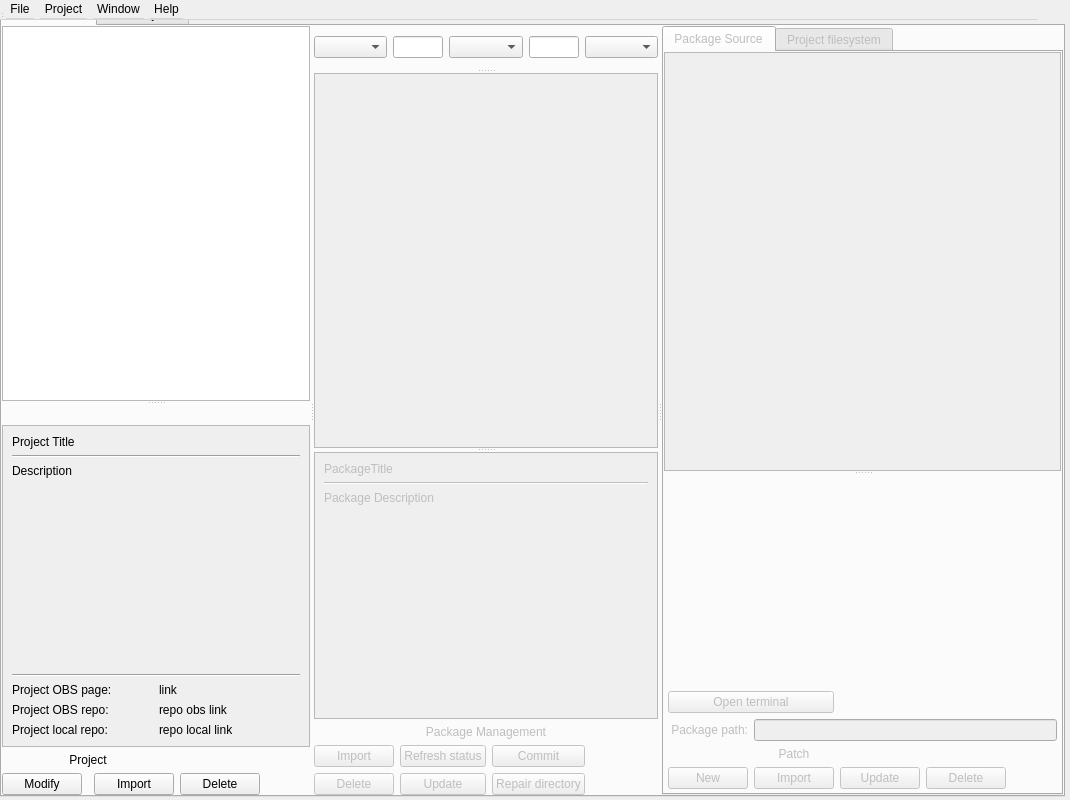
Above: obslight/ObsLightGui/ui/obsLightMain.ui from ronan22/obs-light before the change. Below: the same form after it.
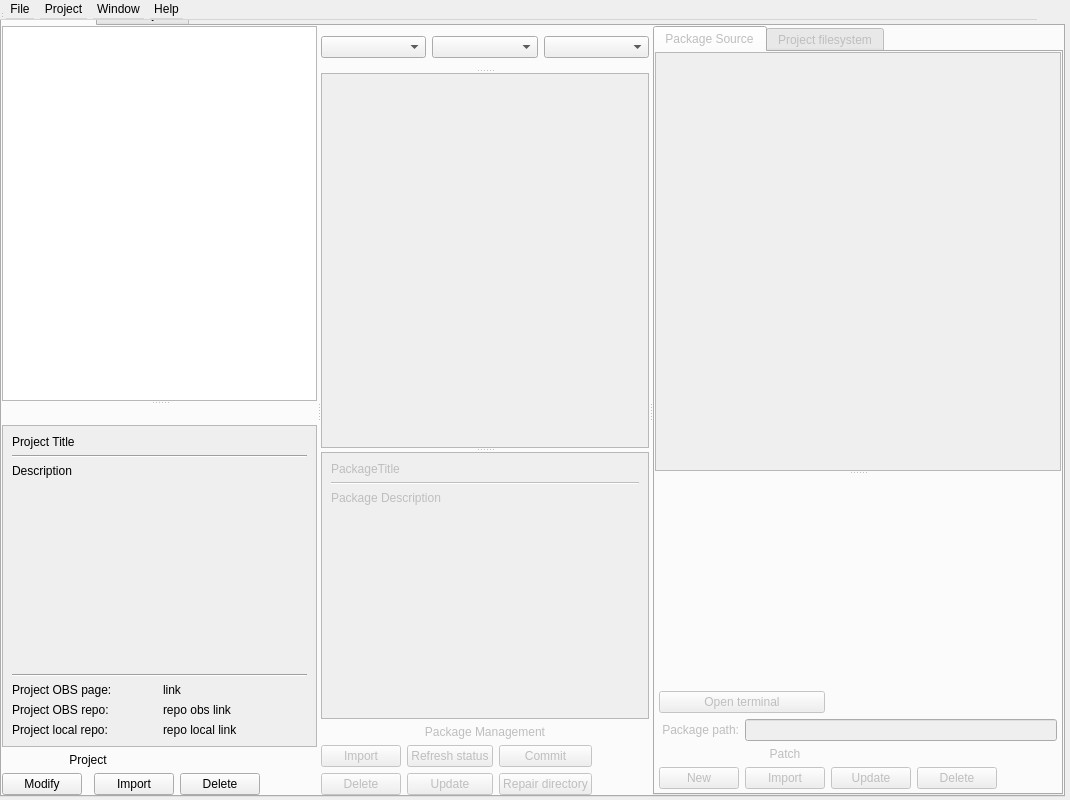
That is the form after the change. The open tabs and pages were chosen to show the change. Icons and pictures are not drawn. Custom widgets are drawn as their Qt base class.

Commit message: - Save splitter state.

Patch:
```diff
--- a/obslight/ObsLightGui/ui/obsLightMain.ui
+++ b/obslight/ObsLightGui/ui/obsLightMain.ui
@@ -139,7 +139,7 @@
                  <rect>
                   <x>0</x>
                   <y>0</y>
-                  <width>275</width>
+                  <width>276</width>
                   <height>301</height>
                  </rect>
                 </property>
@@ -316,6 +316,12 @@
             <property name="enabled">
              <bool>true</bool>
             </property>
+            <property name="sizePolicy">
+             <sizepolicy hsizetype="Preferred" vsizetype="Minimum">
+              <horstretch>0</horstretch>
+              <verstretch>0</verstretch>
+             </sizepolicy>
+            </property>
             <property name="baseSize">
              <size>
               <width>0</width>
@@ -336,69 +342,6 @@
                </property>
               </widget>
              </item>
-             <item>
-              <widget class="QLineEdit" name="obsRevFilterLineEdit">
-               <property name="minimumSize">
-                <size>
-                 <width>50</width>
-                 <height>0</height>
-                </size>
-               </property>
-               <property name="maximumSize">
-                <size>
-                 <width>50</width>
-                 <height>16777215</height>
-                </size>
-               </property>
-               <property name="toolTip">
-                <string>Select OBS rev filter (-1,1,2..)</string>
-               </property>
-               <property name="maxLength">
-                <number>100</number>
-               </property>
-              </widget>
-             </item>
-             <item>
-              <widget class="QComboBox" name="oscStatusFilterComboBox">
-               <property name="sizePolicy">
-                <sizepolicy hsizetype="Expanding" vsizetype="Fixed">
-                 <horstretch>0</horstretch>
-                 <verstretch>0</verstretch>
-                </sizepolicy>
-               </property>
-               <property name="maximumSize">
-                <size>
-                 <width>16777215</width>
-                 <height>16777215</height>
-                </size>
-               </property>
-               <property name="toolTip">
-                <string>Select OSC status filter</string>
-               </property>
-              </widget>
-             </item>
-             <item>
-              <widget class="QLineEdit" name="oscRevFilterLineEdit">
-               <property name="minimumSize">
-                <size>
-                 <width>50</width>
-                 <height>0</height>
-                </size>
-               </property>
-               <property name="maximumSize">
-                <size>
-                 <width>50</width>
-                 <height>16777215</height>
-                </size>
-               </property>
-               <property name="toolTip">
-                <string>Select OSC rev filter (-1,1,2..)</string>
-               </property>
-               <property name="maxLength">
-                <number>100</number>
-               </property>
-              </widget>
-             </item>
              <item>
               <widget class="QComboBox" name="chrootStatusComboBox">
                <property name="sizePolicy">
@@ -412,6 +355,16 @@
                </property>
               </widget>
              </item>
+             <item>
+              <widget class="QComboBox" name="SyncStatus">
+               <property name="sizePolicy">
+                <sizepolicy hsizetype="Expanding" vsizetype="Fixed">
+                 <horstretch>0</horstretch>
+                 <verstretch>0</verstretch>
+                </sizepolicy>
+               </property>
+              </widget>
+             </item>
             </layout>
            </widget>
            <widget class="QTableView" name="packageTableView">
@@ -464,7 +417,7 @@
                  <rect>
                   <x>0</x>
                   <y>0</y>
-                  <width>375</width>
+                  <width>372</width>
                   <height>253</height>
                  </rect>
                 </property>
@@ -515,6 +468,12 @@
              </item>
              <item row="7" column="1">
               <widget class="QPushButton" name="updateFilesButton">
+               <property name="sizePolicy">
+                <sizepolicy hsizetype="Expanding" vsizetype="Fixed">
+                 <horstretch>0</horstretch>
+                 <verstretch>0</verstretch>
+                </sizepolicy>
+               </property>
                <property name="minimumSize">
                 <size>
                  <width>80</width>
@@ -542,6 +501,12 @@
              </item>
              <item row="5" column="1">
               <widget class="QPushButton" name="refreshOscStatusButton">
+               <property name="sizePolicy">
+                <sizepolicy hsizetype="Expanding" vsizetype="Fixed">
+                 <horstretch>0</horstretch>
+                 <verstretch>0</verstretch>
+                </sizepolicy>
+               </property>
                <property name="toolTip">
                 <string>Refresh OSC status column.
  If no package selected, refresh all (may be long).</string>
@@ -553,6 +518,12 @@
              </item>
              <item row="5" column="0">
               <widget class="QPushButton" name="importPackageButton">
+               <property name="sizePolicy">
+                <sizepolicy hsizetype="Expanding" vsizetype="Fixed">
+                 <horstretch>0</horstretch>
+                 <verstretch>0</verstretch>
+                </sizepolicy>
+               </property>
                <property name="toolTip">
                 <string>Import an existing package in project.</string>
                </property>
@@ -563,6 +534,12 @@
              </item>
              <item row="7" column="0">
               <widget class="QPushButton" name="deletePackageButton">
+               <property name="sizePolicy">
+                <sizepolicy hsizetype="Expanding" vsizetype="Fixed">
+                 <horstretch>0</horstretch>
+                 <verstretch>0</verstretch>
+                </sizepolicy>
+               </property>
                <property name="toolTip">
                 <string>Remove the selected package(s) from project.</string>
                </property>
@@ -573,6 +550,12 @@
              </item>
              <item row="7" column="2">
               <widget class="QPushButton" name="repairOscButton">
+               <property name="sizePolicy">
+                <sizepolicy hsizetype="Expanding" vsizetype="Fixed">
+                 <horstretch>0</horstretch>
+                 <verstretch>0</verstretch>
+                </sizepolicy>
+               </property>
                <property name="toolTip">
                 <string>Repair the OSC working copy of the selected package(s).
 You can select several packages.</string>
@@ -597,6 +580,12 @@
              </item>
              <item row="5" column="2">
               <widget class="QPushButton" name="addAndCommitButton">
+               <property name="sizePolicy">
+                <sizepolicy hsizetype="Expanding" vsizetype="Fixed">
+                 <horstretch>0</horstretch>
+                 <verstretch>0</verstretch>
+                </sizepolicy>
+               </property>
                <property name="toolTip">
                 <string>Commit all modifications made to the package files.</string>
                </property>
@@ -689,6 +678,12 @@
                 <property name="enabled">
                  <bool>false</bool>
                 </property>
+                <property name="sizePolicy">
+                 <sizepolicy hsizetype="Expanding" vsizetype="Fixed">
+                  <horstretch>0</horstretch>
+                  <verstretch>0</verstretch>
+                 </sizepolicy>
+                </property>
                 <property name="toolTip">
                  <string>Deleted a patch (not implemented yet).</string>
                 </property>
@@ -712,6 +707,12 @@
               </item>
               <item row="12" column="1">
                <widget class="QPushButton" name="generatePatchButton">
+                <property name="sizePolicy">
+                 <sizepolicy hsizetype="Expanding" vsizetype="Fixed">
+                  <horstretch>0</horstretch>
+                  <verstretch>0</verstretch>
+                 </sizepolicy>
+                </property>
                 <property name="toolTip">
                  <string>Generate a patch from the changes made into the project filesystem,
  and add this patch to the package and into the spec files.
@@ -728,6 +729,12 @@
                 <property name="enabled">
                  <bool>false</bool>
                 </property>
+                <property name="sizePolicy">
+                 <sizepolicy hsizetype="Expanding" vsizetype="Fixed">
+                  <horstretch>0</horstretch>
+                  <verstretch>0</verstretch>
+                 </sizepolicy>
+                </property>
                 <property name="toolTip">
                  <string>Import a patch (not implemented yet).</string>
                 </property>
@@ -738,6 +745,12 @@
               </item>
               <item row="12" column="3">
                <widget class="QPushButton" name="modifyPatchButton">
+                <property name="sizePolicy">
+                 <sizepolicy hsizetype="Expanding" vsizetype="Fixed">
+                  <horstretch>0</horstretch>
+                  <verstretch>0</verstretch>
+                 </sizepolicy>
+                </property>
                 <property name="toolTip">
                  <string>Update the current patch with new modifications.</string>
                 </property>
```
Left out of the diff: 24 changed lines with no effect on the pictures. The commit also changes 2 other files.
